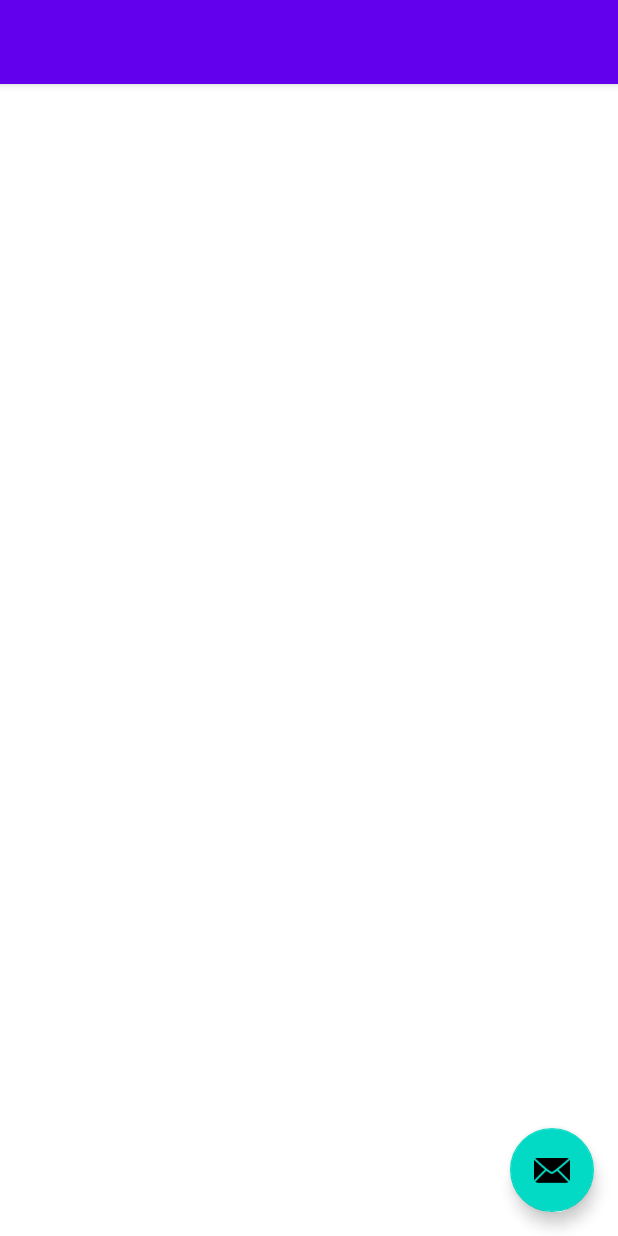
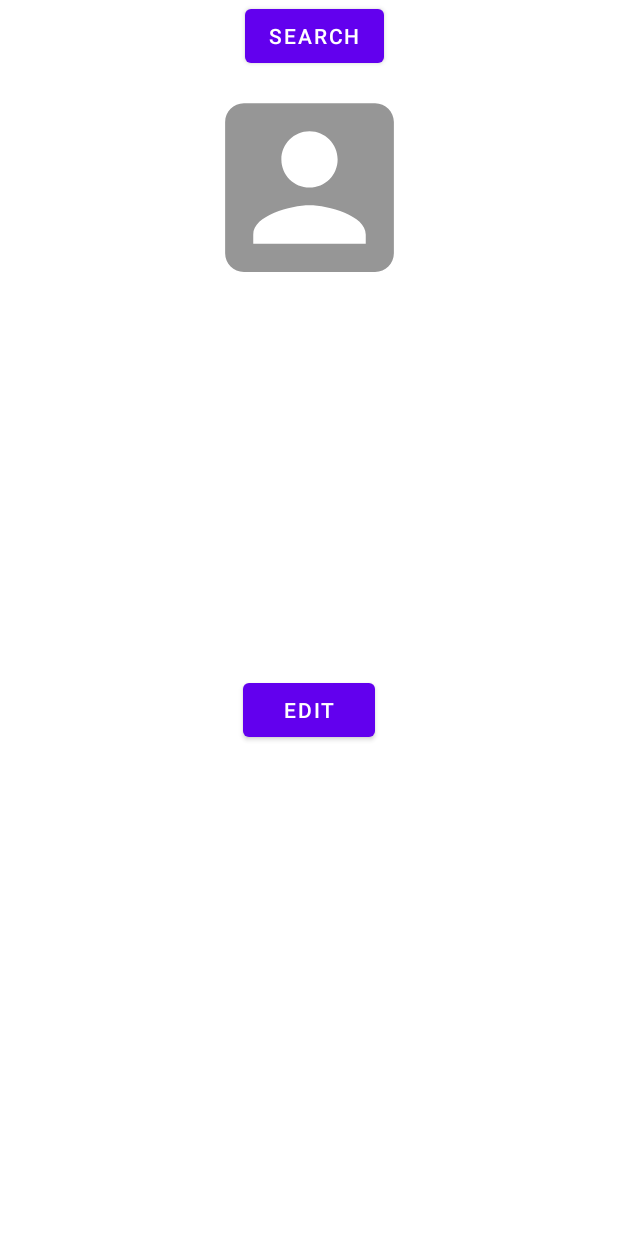
Before and after one commit to CMPUT301W21T20/SBeta, an Android app: the layout activity_user_profile.xml on its own in the app's theme, with its tools: preview values and no code run, on a phone screen of 412 x 824 dp. Run offline under Robolectric (Android 15) with nearby library versions, the phone set to English and light mode, and no system bars.

Commit message:
Brian's final

```diff
--- a/app/src/main/AndroidManifest.xml
+++ b/app/src/main/AndroidManifest.xml
@@ -9,18 +9,20 @@
         android:roundIcon="@mipmap/ic_launcher_round"
         android:supportsRtl="true"
         android:theme="@style/Theme.SBeta">
+        <activity android:name=".UserProfileActivity"></activity>
         <activity
             android:name=".addQuestion"
             android:label="@string/title_activity_add_question"
-            android:theme="@style/Theme.SBeta.NoActionBar"></activity>
+            android:theme="@style/Theme.SBeta.NoActionBar" />
         <activity
             android:name=".showQuestion"
             android:label="@string/title_activity_show_question"
             android:theme="@style/Theme.SBeta.NoActionBar" />
+        <activity android:name=".showStatsActivity"/>
         <activity android:name=".TrialActivity" />
         <activity android:name=".SearchDisplay" />
-        <activity android:name=".MainMenuActivity" />
         <activity android:name=".SearchUserActivity"/>
+        <activity android:name=".MainMenuActivity"/>
         <activity android:name=".MainActivity">
             <intent-filter>
                 <action android:name="android.intent.action.MAIN" />
--- a/app/src/main/res/drawable/ic_baseline_account_box_24.xml
+++ b/app/src/main/res/drawable/ic_baseline_account_box_24.xml
@@ -1,4 +1,5 @@
-<?xml version="1.0" encoding="utf-8"?>
-<selector xmlns:android="http://schemas.android.com/apk/res/android">
-
-</selector>
+<vector android:alpha="0.69" android:height="24dp"
+    android:tint="?attr/colorControlNormal" android:viewportHeight="24"
+    android:viewportWidth="24" android:width="24dp" xmlns:android="http://schemas.android.com/apk/res/android">
+    <path android:fillColor="@android:color/white" android:pathData="M3,5v14c0,1.1 0.89,2 2,2h14c1.1,0 2,-0.9 2,-2L21,5c0,-1.1 -0.9,-2 -2,-2L5,3c-1.11,0 -2,0.9 -2,2zM15,9c0,1.66 -1.34,3 -3,3s-3,-1.34 -3,-3 1.34,-3 3,-3 3,1.34 3,3zM6,17c0,-2 4,-3.1 6,-3.1s6,1.1 6,3.1v1L6,18v-1z"/>
+</vector>
--- a/app/src/main/res/layout/activity_user_profile.xml
+++ b/app/src/main/res/layout/activity_user_profile.xml
@@ -1,33 +1,58 @@
 <?xml version="1.0" encoding="utf-8"?>
-<androidx.coordinatorlayout.widget.CoordinatorLayout xmlns:android="http://schemas.android.com/apk/res/android"
+<androidx.constraintlayout.widget.ConstraintLayout xmlns:android="http://schemas.android.com/apk/res/android"
     xmlns:app="http://schemas.android.com/apk/res-auto"
     xmlns:tools="http://schemas.android.com/tools"
     android:layout_width="match_parent"
     android:layout_height="match_parent"
     tools:context=".UserProfileActivity">
 
-    <com.google.android.material.appbar.AppBarLayout
-        android:layout_width="match_parent"
-        android:layout_height="wrap_content"
-        android:theme="@style/Theme.SBeta.AppBarOverlay">
+    <ImageView
+        android:id="@+id/imageView"
+        android:layout_width="150dp"
+        android:layout_height="150dp"
+        android:layout_marginTop="50dp"
+        android:src="@drawable/ic_baseline_account_box_24"
+        app:layout_constraintEnd_toEndOf="parent"
+        app:layout_constraintStart_toStartOf="parent"
+        app:layout_constraintTop_toTopOf="parent" />
 
-        <androidx.appcompat.widget.Toolbar
-            android:id="@+id/toolbar"
-            android:layout_width="match_parent"
-            android:layout_height="?attr/actionBarSize"
-            android:background="?attr/colorPrimary"
-            app:popupTheme="@style/Theme.SBeta.PopupOverlay" />
-
-    </com.google.android.material.appbar.AppBarLayout>
-
-    <include layout="@layout/content_user_profile" />
-
-    <com.google.android.material.floatingactionbutton.FloatingActionButton
-        android:id="@+id/fab"
+    <TextView
+        android:id="@+id/userProfileName"
         android:layout_width="wrap_content"
         android:layout_height="wrap_content"
-        android:layout_gravity="bottom|end"
-        android:layout_margin="@dimen/fab_margin"
-        app:srcCompat="@android:drawable/ic_dialog_email" />
+        android:layout_marginTop="56dp"
+        android:textSize="30sp"
+        app:layout_constraintEnd_toEndOf="parent"
+        app:layout_constraintStart_toStartOf="parent"
+        app:layout_constraintTop_toBottomOf="@+id/imageView" />
 
-</androidx.coordinatorlayout.widget.CoordinatorLayout>
+    <TextView
+        android:id="@+id/userProfileContact"
+        android:layout_width="wrap_content"
+        android:layout_height="wrap_content"
+        android:layout_marginTop="56dp"
+        android:textSize="30sp"
+        app:layout_constraintEnd_toEndOf="parent"
+        app:layout_constraintStart_toStartOf="parent"
+        app:layout_constraintTop_toBottomOf="@+id/userProfileName" />
+
+    <Button
+        android:id="@+id/search_user_button"
+        android:layout_width="wrap_content"
+        android:layout_height="wrap_content"
+        android:layout_marginEnd="156dp"
+        android:layout_marginRight="156dp"
+        android:text="search"
+        app:layout_constraintEnd_toEndOf="parent"
+        tools:layout_editor_absoluteY="514dp" />
+
+    <Button
+        android:id="@+id/editUserButton"
+        android:layout_width="wrap_content"
+        android:layout_height="wrap_content"
+        android:layout_marginTop="56dp"
+        android:text="Edit"
+        app:layout_constraintEnd_toEndOf="parent"
+        app:layout_constraintStart_toStartOf="parent"
+        app:layout_constraintTop_toBottomOf="@+id/userProfileContact" />
+</androidx.constraintlayout.widget.ConstraintLayout>
--- a/app/src/main/res/values/ids.xml
+++ b/app/src/main/res/values/ids.xml
@@ -6,4 +6,13 @@
     <item name="searchkey" type="id" />
     <item name="okbutton" type="id" />
     <item name="display_username" type="id" />
+    <item name="userProfileName" type="id" />
+    <item name="userProfileContact" type="id" />
+    <item name="editUserButton" type="id" />
+    <item name="search_user_button" type="id" />
+    <item name="userNameEdit" type="id" />
+    <item name="userContactEdit" type="id" />
+    <item name="welcome_to_stats" type="id" />
+    <item name="menu_button" type="id" />
+    <item name="user_profile" type="id" />
 </resources>
--- a/app/src/main/res/values/strings.xml
+++ b/app/src/main/res/values/strings.xml
@@ -11,4 +11,5 @@
     <string name="hello_second_fragment">Hello second fragment. Arg: %1$s</string>
     <string name="title_activity_show_question">showQuestion</string>
     <string name="title_activity_add_question">addQuestion</string>
+    <string name="title_activity_user_profile">UserProfileActivity</string>
 </resources>
```
Also changed, not shown: app/src/main/res/layout/activity_main.xml (+14 -25 lines), app/src/main/res/layout/activity_main_menu.xml (+9 -0 lines), app/src/main/res/layout/edit_user_fragment.xml (+20 -3 lines), app/src/main/res/layout/search_user_frag.xml (+12 -1 lines), app/src/main/res/layout/show_stat_activity.xml (+14 -3 lines), app/src/main/res/navigation/nav_graph.xml (+20 -0 lines).
